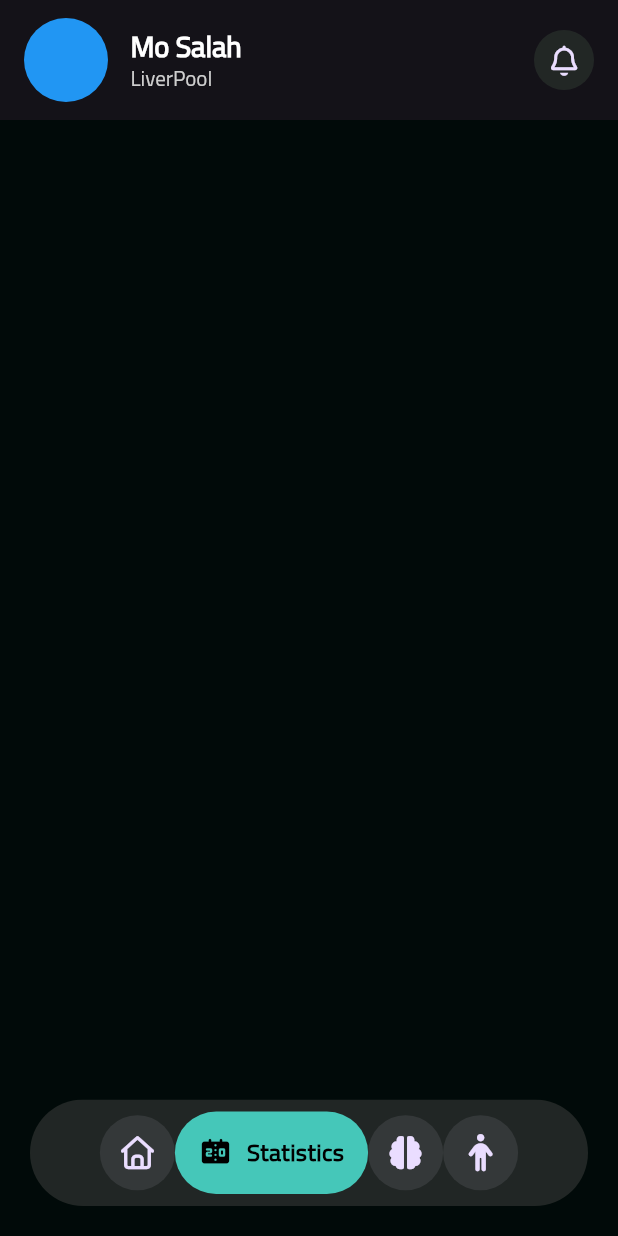
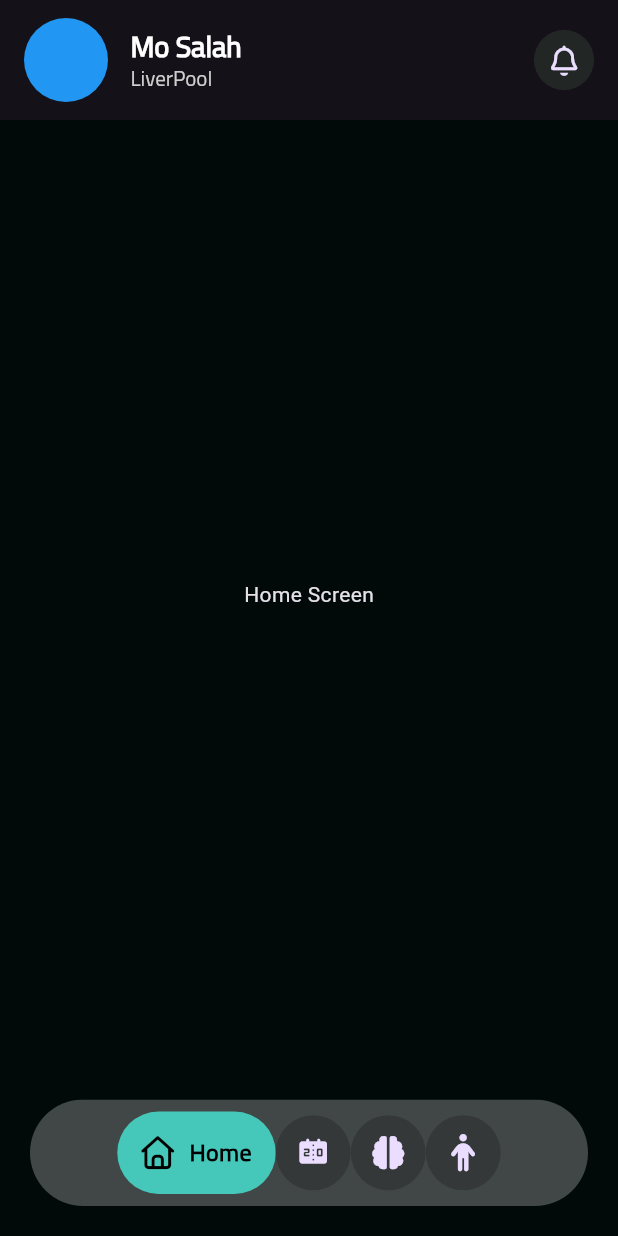
Before and after one commit to AhmedMagdy-10/Performance_analysis, a Flutter app: the screen it shows after launch, on a phone screen of 412 x 824 dp. Run offline on Flutter 3.47's test engine with Material 3 defaults, Android fonts, the phone set to English and light mode, and no system bars; our stand-ins replace flutter_bloc, font_awesome_flutter; project files that could hold a hidden picture were left out.

Commit message:
finish button nar navigition and start testing Video analysis

```diff
--- a/lib/main.dart
+++ b/lib/main.dart
@@ -1,5 +1,7 @@
 import 'package:flutter/material.dart';
-import 'package:performance_anaylsis_final/screens/home_screen.dart';
+import 'package:flutter_bloc/flutter_bloc.dart';
+import 'package:performance_anaylsis_final/data/cubits/main_cubit.dart';
+import 'package:performance_anaylsis_final/screens/main_screen.dart';
 
 void main() {
   runApp(const FootballAnalystApp());
@@ -10,7 +12,9 @@ class FootballAnalystApp extends StatelessWidget {
 
   @override
   Widget build(BuildContext context) {
-    return MaterialApp(
+    return BlocProvider<MainCubit>(
+      create: (context) => MainCubit(),
+      child: MaterialApp(
         title: 'Elite Performance Analyst',
         debugShowCheckedModeBanner: false,
         theme: ThemeData.dark().copyWith(
@@ -25,7 +29,8 @@ class FootballAnalystApp extends StatelessWidget {
             ),
           ),
         ),
-      home: HomeScreen(),
+        home: MainScreen(),
+      ),
     );
   }
 }
--- a/lib/screens/home_screen.dart
+++ b/lib/screens/home_screen.dart
@@ -1,59 +1,10 @@
 import 'package:flutter/material.dart';
-import 'package:font_awesome_flutter/font_awesome_flutter.dart';
-import 'package:performance_anaylsis_final/screens/widgets/custom_button_bar.dart';
 
 class HomeScreen extends StatelessWidget {
   const HomeScreen({super.key});
 
   @override
   Widget build(BuildContext context) {
-    return Scaffold(
-      backgroundColor: Color(0xff010a09),
-      appBar: AppBar(
-        toolbarHeight: 80,
-        centerTitle: false,
-
-        title: Row(
-          children: [
-            CircleAvatar(backgroundColor: Colors.blue, radius: 28),
-            SizedBox(width: 15),
-            Column(
-              crossAxisAlignment: CrossAxisAlignment.start,
-              children: [
-                Text(
-                  'Mo Salah',
-                  style: TextStyle(
-                    fontSize: 19,
-                    fontFamily: "Cairo",
-                    fontWeight: FontWeight.bold,
-                    color: Colors.white,
-                  ),
-                ),
-                Text(
-                  'LiverPool',
-
-                  style: TextStyle(
-                    fontSize: 14,
-                    fontFamily: "Cairo",
-                    color: const Color.fromARGB(255, 206, 206, 206),
-                  ),
-                ),
-              ],
-            ),
-            Spacer(),
-            CircleAvatar(
-              radius: 20,
-              backgroundColor: Color(0xff232826).withValues(alpha: 0.95),
-              child: IconButton(
-                onPressed: () {},
-                icon: FaIcon(FontAwesomeIcons.bell, size: 20),
-              ),
-            ),
-          ],
-        ),
-      ),
-      body: Column(),
-      bottomNavigationBar: CustomButtonBar(currentIndex: 1),
-    );
+    return Center(child: SizedBox(child: Text('Home Screen')));
   }
 }
--- /dev/null
+++ b/lib/screens/main_screen.dart
@@ -0,0 +1,69 @@
+import 'package:flutter/material.dart';
+import 'package:flutter_bloc/flutter_bloc.dart';
+import 'package:font_awesome_flutter/font_awesome_flutter.dart';
+import 'package:performance_anaylsis_final/data/cubits/main_cubit.dart';
+import 'package:performance_anaylsis_final/data/cubits/main_cubit_states.dart';
+import 'package:performance_anaylsis_final/screens/statistic_screen.dart';
+import 'package:performance_anaylsis_final/screens/widgets/custom_button_bar.dart';
+
+class MainScreen extends StatelessWidget {
+  const MainScreen({super.key});
+
+  @override
+  Widget build(BuildContext context) {
+    final mainCubit = context.watch<MainCubit>();
+    return BlocBuilder<MainCubit, MainCubitStates>(
+      builder: (context, state) {
+        return Scaffold(
+          backgroundColor: Color(0xff010a09),
+          appBar: AppBar(
+            toolbarHeight: 80,
+            centerTitle: false,
+            title: Row(
+              children: [
+                CircleAvatar(backgroundColor: Colors.blue, radius: 28),
+                SizedBox(width: 15),
+                Column(
+                  crossAxisAlignment: CrossAxisAlignment.start,
+                  children: [
+                    Text(
+                      'Mo Salah',
+                      style: TextStyle(
+                        fontSize: 19,
+                        fontFamily: "Cairo",
+                        fontWeight: FontWeight.bold,
+                        color: Colors.white,
+                      ),
+                    ),
+                    Text(
+                      'LiverPool',
+
+                      style: TextStyle(
+                        fontSize: 14,
+                        fontFamily: "Cairo",
+                        color: const Color.fromARGB(255, 206, 206, 206),
+                      ),
+                    ),
+                  ],
+                ),
+                Spacer(),
+                CircleAvatar(
+                  radius: 20,
+                  backgroundColor: Color(0xff232826).withValues(alpha: 0.95),
+                  child: IconButton(
+                    onPressed: () {},
+                    icon: FaIcon(FontAwesomeIcons.bell, size: 20),
+                  ),
+                ),
+              ],
+            ),
+          ),
+          body: mainCubit.pages[mainCubit.currentPageIndex],
+          bottomNavigationBar: CustomButtonBar(
+            currentIndex: mainCubit.currentPageIndex,
+          ),
+        );
+      },
+    );
+  }
+}
--- a/lib/screens/statistic_screen.dart
+++ b/lib/screens/statistic_screen.dart
@@ -5,6 +5,6 @@ class StatisticScreen extends StatelessWidget {
 
   @override
   Widget build(BuildContext context) {
-    return Container();
+    return Container(child: Text("Statis"));
   }
 }
--- a/lib/screens/widgets/custom_button_bar.dart
+++ b/lib/screens/widgets/custom_button_bar.dart
@@ -1,6 +1,9 @@
 import 'package:flutter/material.dart';
+import 'package:flutter_bloc/flutter_bloc.dart';
 import 'package:font_awesome_flutter/font_awesome_flutter.dart';
 import 'package:performance_anaylsis_final/constant/styles.dart';
+import 'package:performance_anaylsis_final/data/cubits/main_cubit.dart';
+import 'package:performance_anaylsis_final/data/cubits/main_cubit_states.dart';
 
 class CustomButtonBar extends StatelessWidget {
   const CustomButtonBar({super.key, required this.currentIndex});
@@ -13,13 +16,22 @@ class CustomButtonBar extends StatelessWidget {
       BarItem(icon: FontAwesomeIcons.brain, label: 'IQ'),
       BarItem(icon: FontAwesomeIcons.person, label: 'profile'),
     ];
+    return BlocBuilder<MainCubit, MainCubitStates>(
+      builder: (context, state) {
         return Padding(
           padding: const EdgeInsets.all(20),
           child: ClipRRect(
             borderRadius: BorderRadius.circular(50),
             child: Container(
               padding: EdgeInsets.all(8),
-          color: Color(0xff232826).withValues(alpha: 0.95),
+              decoration: BoxDecoration(
+                gradient: LinearGradient(
+                  colors: [
+                    Color(0xFFFFFFFF).withValues(alpha: 0.25),
+                    Color(0xFFFFFFFF).withValues(alpha: 0.25),
+                  ],
+                ),
+              ),
 
               child: Row(
                 mainAxisAlignment: MainAxisAlignment.center,
@@ -27,6 +39,9 @@ class CustomButtonBar extends StatelessWidget {
                   final item = barItemlist[index];
                   final isSelected = index == currentIndex;
                   return GestureDetector(
+                    onTap: () {
+                      BlocProvider.of<MainCubit>(context).toglePages(index);
+                    },
                     child:
                         isSelected
                             ? AnimatedContainer(
@@ -46,7 +61,10 @@ class CustomButtonBar extends StatelessWidget {
                                   Icon(
                                     item.icon,
                                     size: 22,
-                                color: isSelected ? Colors.black : Colors.white,
+                                    color:
+                                        isSelected
+                                            ? Colors.black
+                                            : Colors.white,
                                   ),
                                   SizedBox(width: 10),
                                   Text(
@@ -55,7 +73,9 @@ class CustomButtonBar extends StatelessWidget {
                                       fontSize: 16,
                                       fontFamily: "Cairo",
                                       color:
-                                      isSelected ? Colors.black : Colors.white,
+                                          isSelected
+                                              ? Colors.black
+                                              : Colors.white,
                                       fontWeight: FontWeight.w600,
                                     ),
                                   ),
@@ -75,6 +95,8 @@ class CustomButtonBar extends StatelessWidget {
             ),
           ),
         );
+      },
+    );
   }
 }
 
@@ -84,25 +106,3 @@ class BarItem {
 
   BarItem({required this.icon, required this.label});
 }
-
-//  BottomNavigationBar(
-//           type: BottomNavigationBarType.fixed,
-//           items: [
-//             BottomNavigationBarItem(
-//               icon: FaIcon(FontAwesomeIcons.house),
-//               label: 'Home',
-//             ),
-//             BottomNavigationBarItem(
-//               icon: Icon(Icons.scoreboard_rounded),
-//               label: 'Home',
-//             ),
-//             BottomNavigationBarItem(
-//               icon: FaIcon(FontAwesomeIcons.brain),
-//               label: 'Home',
-//             ),
-//             BottomNavigationBarItem(
-//               icon: FaIcon(FontAwesomeIcons.person),
-//               label: 'Home',
-//             ),
-//           ],
-//         ),
```
Also changed, not shown: lib/data/model/player_analysis_model.dart (added, +63 -0 lines), pubspec.yaml (+7 -1 lines), pubspec.lock. Lines whose indentation alone changed are shown as unchanged.
